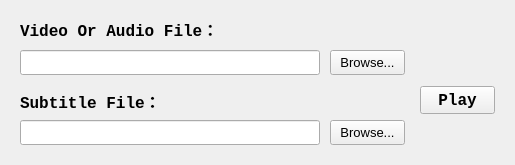
Qt form FFplay/widget.ui (chyxwzn/fplay) before a commit.
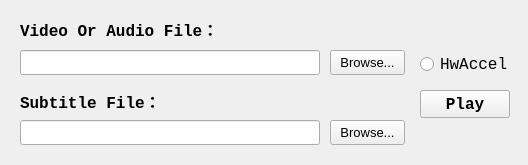
The same form after that commit. Icons and pictures are not drawn. Custom widgets are drawn as their Qt base class.

Patch:
```diff
--- a/FFplay/widget.ui
+++ b/FFplay/widget.ui
@@ -6,7 +6,7 @@
    <rect>
     <x>0</x>
     <y>0</y>
-    <width>515</width>
+    <width>528</width>
     <height>165</height>
    </rect>
   </property>
@@ -21,8 +21,8 @@
    <property name="geometry">
     <rect>
      <x>420</x>
-     <y>86</y>
-     <width>75</width>
+     <y>90</y>
+     <width>90</width>
      <height>28</height>
     </rect>
    </property>
@@ -136,6 +136,25 @@
     <string>Browse...</string>
    </property>
   </widget>
+  <widget class="QRadioButton" name="rbHwAccel">
+   <property name="geometry">
+    <rect>
+     <x>420</x>
+     <y>56</y>
+     <width>90</width>
+     <height>16</height>
+    </rect>
+   </property>
+   <property name="font">
+    <font>
+     <family>Courier New</family>
+     <pointsize>12</pointsize>
+    </font>
+   </property>
+   <property name="text">
+    <string>HwAccel</string>
+   </property>
+  </widget>
   <zorder>leMedia</zorder>
   <zorder>buttonPlay</zorder>
   <zorder>buttonSubtitle</zorder>
```
Left out of the diff: 1 changed line with no effect on the pictures.
